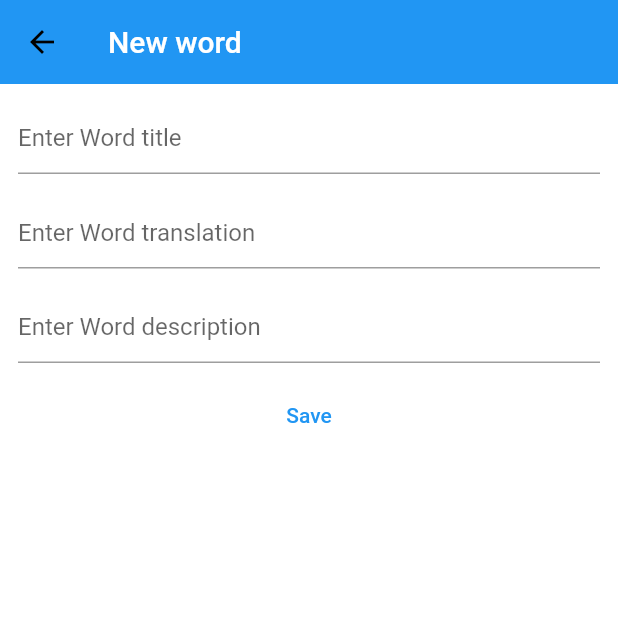
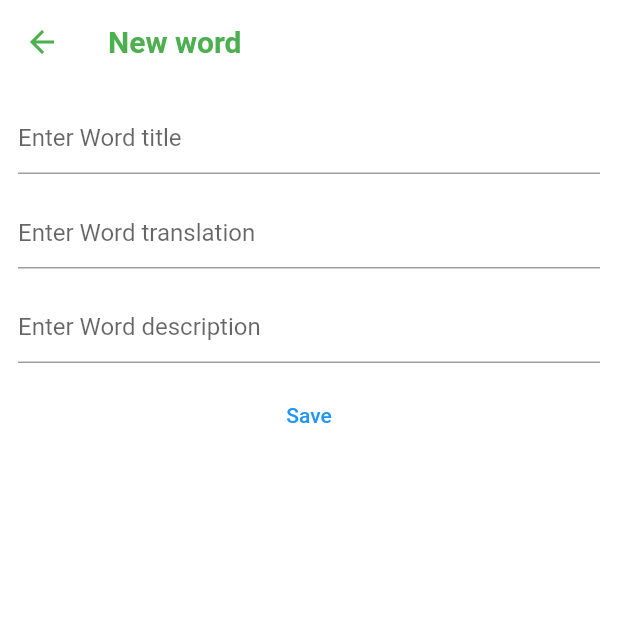
Before and after one commit to sitkat/vortaro, a Flutter app: the screen it shows after launch, after a tap on the "add" icon, on a phone screen of 412 x 824 dp, the top half of it. Run offline on Flutter 3.47's test engine with Material 2 defaults, Android fonts, the light colour scheme and no system bars; our stand-ins replace google_nav_bar, sqflite, sqflite_common_ffi; missing offline and left inert: translator; accounts and stored records are empty.

Commit message:
theme work

```diff
--- a/lib/UI/app_router/constants_router.dart
+++ b/lib/UI/app_router/constants_router.dart
@@ -1,3 +1,17 @@
-const String homeRoute = "home";
-const String aboutRoute = "createWord";
-const String settingsRoute = "settings";
+// const String mainRoute = "main";
+// const String homeRoute = "home";
+// const String createWordRoute = "createWord";
+// const String updateWordRoute = "updateWord";
+// const String detailWordRoute = "detailWord";
+// const String translatorRoute = "translator";
+// const String settingsRoute = "settings";
+
+import 'package:vortaro/model/word.dart';
+import 'package:vortaro/screens/create_word_screen.dart';
+import 'package:vortaro/screens/main_screen.dart';
+import 'package:vortaro/screens/update_word_screen.dart';
+
+final routes = {
+  '/': (context) => const MainScreen(),
+  '/create-word': (context) => const CreateWord(),
+};
--- a/lib/UI/app_theme/custom_theme.dart
+++ b/lib/UI/app_theme/custom_theme.dart
@@ -3,7 +3,13 @@ import 'package:flutter/material.dart';
 final lightTheme = ThemeData(
   scaffoldBackgroundColor: Colors.white,
   appBarTheme: const AppBarTheme(
-    iconTheme: IconThemeData(color: Colors.black),
+    backgroundColor: Colors.transparent,
+    iconTheme: IconThemeData(color: Colors.green),
     elevation: 0,
+    titleTextStyle: TextStyle(
+      color: Colors.green,
+      fontSize: 20,
+      fontWeight: FontWeight.w700
+    ),
   ),
 );
--- a/lib/data_base/data_controller.dart
+++ b/lib/data_base/data_controller.dart
@@ -1,12 +1,23 @@
 import 'dart:convert';
 import 'package:flutter/material.dart';
 import 'package:flutter/services.dart' show rootBundle;
+import 'package:vortaro/data_base/data_base_helper.dart';
+import 'package:vortaro/model/word.dart';
 
 class DataController {
+  var helper = DbHelper.instance;
   String? _edition;
   String _title = "";
   String _translation = "";
   String _description = "";
+
+  String _forNewTitle = "";
+  String _forNewPodTitle = "";
+  String _forNewTranslation = "";
+  String _forNewDescription = "";
+
+  // String firstEntry = "";
+  // String secondEntry = "";
 
   void converter() async {
     WidgetsFlutterBinding.ensureInitialized();
@@ -19,31 +30,66 @@ class DataController {
     return LineSplitter.split(data).forEach((line) {
       if (isDate(line)) {
         _edition = line.characters.take(16).string;
-        print('$_edition');
-      } else if (line.startsWith('[')) {
+      }
+      // else if (firstEntry.isNotEmpty && line.contains('_')) {
+      //
+      // }
+
+      else if (line.startsWith('[')) {
+        int firstSymbol = line.indexOf('_');
+
         int firstMatch = line.indexOf('[');
         int secondMatch = line.indexOf(']');
 
-        if (_title.contains("")) {
-          _title = line.substring(firstMatch + 1, secondMatch).trim();
-        } else {
-          _title = _title.trim() +
-              " " +
-              line.substring(firstMatch + 1, secondMatch).trim();
+        // if (_title.isEmpty) {
+        _title = line.substring(firstMatch + 1, secondMatch).trim();
+        if (_title.contains('|')) {
+          // print('$_title' + ' Проверка');
+          _forNewTitle = _title.substring(0, _title.indexOf('|'));
+          // print('$_forNewTitle' + ' Проверка без окончания');
         }
-        print('$_title');
-
-        _translation = line.substring(secondMatch + 1).trim();
-        print('$_translation');
-        // if(line.)
+        // }
+        if (line.contains('_')) {
+          _description = line.substring(
+              line.indexOf('_') + 1, line.indexOf('_', firstSymbol + 1));
+          // print('Описание: ' + '$_description');
+          // _translation = line.substring(line.indexOf('_', firstSymbol + 1));
+          // print(_translation);
+        }
+        // else {
+        //   _translation = line.substring(secondMatch + 1).trim();
+        // }
+        if (line.startsWith('~', 1)) {
+          _forNewPodTitle = _forNewTitle.trim() +
+              line.substring(line.indexOf('[') + 2, line.indexOf(']'));
+          print('Под Title: ' + _forNewPodTitle);
+          if (line.contains('_')) {
+            _forNewDescription = line.substring(
+                line.indexOf('_') + 1, line.indexOf('_', firstSymbol + 1));
+            print('Под Description: ' + '$_forNewDescription');
+            _forNewTranslation =
+                line.substring(line.indexOf('_', firstSymbol + 1));
+            print('Под Translation: ' + _forNewTranslation);
+          }
+        }
       } else if (line.isEmpty) {
+        // print('$_edition');
+        // print('$_description');
+        // print('$_title');
+        // print('$_translation');
+        print('');
         _edition = "";
         _title = "";
         _translation = "";
         _description = "";
-        print('');
+
+        // _forNewTitle = "";
+        _forNewPodTitle = "";
+        _forNewTranslation = "";
+        _forNewDescription = "";
+
+        // helper.onCreateWord(Word(edition: _edition.toString(), title: _title, translation: _translation, description: _description));
       }
-      // print('$line');
     });
   }
 
--- a/lib/main.dart
+++ b/lib/main.dart
@@ -1,10 +1,13 @@
 import 'package:flutter/material.dart';
+import 'package:vortaro/UI/app_router/constants_router.dart';
 import 'package:vortaro/UI/app_theme/custom_theme.dart';
 import 'package:vortaro/data_base/data_base_helper.dart';
 import 'package:vortaro/data_base/data_controller.dart';
 import 'package:vortaro/screens/home_screen.dart';
 import 'package:vortaro/screens/main_screen.dart';
 import 'package:vortaro/screens/translator_screen.dart';
+
+import 'UI/app_router/custom_router.dart';
 
 Future<void> main() async {
   WidgetsFlutterBinding.ensureInitialized();
@@ -22,10 +25,8 @@ class MyApp extends StatelessWidget {
     return MaterialApp(
       theme: lightTheme,
       title: 'Esperanto',
-      home: MainScreen(),
-      // home: TranslatorScreen(),
+      routes: routes,
       // onGenerateRoute: CustomRouter.generatedRoute(),
-      // initialRoute: homeRoute,
     );
   }
 }
--- a/lib/screens/home_screen.dart
+++ b/lib/screens/home_screen.dart
@@ -1,10 +1,7 @@
 import 'package:flutter/material.dart';
-import 'package:google_nav_bar/google_nav_bar.dart';
 import 'package:vortaro/data_base/data_base_helper.dart';
 import 'package:vortaro/model/word.dart';
-import 'package:vortaro/screens/create_word_screen.dart';
 import 'package:vortaro/screens/detail_word_screen.dart';
-import 'package:vortaro/screens/not_found_screen.dart';
 import 'package:vortaro/screens/update_word_screen.dart';
 
 class HomeScreen extends StatefulWidget {
@@ -64,12 +61,11 @@ class _HomeScreenState extends State<HomeScreen> {
   Widget build(BuildContext context) {
     return Scaffold(
       appBar: AppBar(
-        title: Text('Esperanto'),
+        title: const Text('Esperanto'),
         actions: <Widget>[
           IconButton(
-            icon: Icon(Icons.add),
-            onPressed: () => Navigator.of(context)
-                .push(MaterialPageRoute(builder: (context) => CreateWord())),
+            icon: const Icon(Icons.add),
+            onPressed: () => Navigator.of(context).pushNamed('/create-word'),
           )
         ],
       ),
@@ -84,12 +80,22 @@ class _HomeScreenState extends State<HomeScreen> {
                 });
               },
               decoration: InputDecoration(
-                  hintText: 'Search...',
-                  labelText: 'Search',
-                  prefixIcon: Icon(Icons.search),
-                  border: OutlineInputBorder(
-                    borderRadius: BorderRadius.all(Radius.circular(25)),
-                  )),
+                hintText: 'Search...',
+                labelText: 'Search',
+                labelStyle: const TextStyle(color: Colors.black38),
+                prefixIcon: const Icon(
+                  Icons.search,
+                  color: Colors.black38,
+                ),
+                focusedBorder: OutlineInputBorder(
+                  borderSide: const BorderSide(width: 1, color: Colors.black),
+                  borderRadius: BorderRadius.circular(25.0),
+                ),
+                enabledBorder: OutlineInputBorder(
+                  borderSide: BorderSide(width: 1, color: Colors.black38),
+                  borderRadius: BorderRadius.circular(25.0),
+                ),
+              ),
             ),
           ),
           Expanded(
@@ -98,17 +104,22 @@ class _HomeScreenState extends State<HomeScreen> {
                 itemBuilder: (context, i) {
                   Word word = Word.toFromMap(items[i]);
                   return Card(
-                    margin: EdgeInsets.all(8),
+                    color: Colors.grey.shade300,
+                    margin: const EdgeInsets.all(8),
                     child: ListTile(
-                      title: Text(word.title),
+                      title: Text(
+                        word.title,
+                        style: const TextStyle(
+                            color: Colors.black, fontWeight: FontWeight.w400),
+                      ),
                       subtitle: Text(word.translation),
                       trailing: Column(
                         children: <Widget>[
                           Expanded(
                             child: IconButton(
-                              icon: Icon(
+                              icon: const Icon(
                                 Icons.delete,
-                                color: Colors.red,
+                                color: Colors.black87,
                               ),
                               onPressed: () {
                                 setState(() {
@@ -120,7 +131,7 @@ class _HomeScreenState extends State<HomeScreen> {
                           ),
                           Expanded(
                             child: IconButton(
-                              icon: Icon(
+                              icon: const Icon(
                                 Icons.edit,
                                 color: Colors.green,
                               ),
--- a/lib/screens/main_screen.dart
+++ b/lib/screens/main_screen.dart
@@ -16,10 +16,10 @@ class _MainScreenState extends State<MainScreen> {
   int _currentIndex = 0;
 
   final tabs = [
-    HomeScreen(),
-    NotFoundScreen(),
-    TranslatorScreen(),
-    NotFoundScreen(),
+    const HomeScreen(),
+    const NotFoundScreen(),
+    const TranslatorScreen(),
+    const NotFoundScreen(),
   ];
 
   @override
@@ -27,19 +27,19 @@ class _MainScreenState extends State<MainScreen> {
     return Scaffold(
       body: tabs[_currentIndex],
       bottomNavigationBar: Container(
-        color: Colors.black,
+        color: Colors.lightGreenAccent,
         child: Padding(
           padding: const EdgeInsets.symmetric(
             horizontal: 15.0,
             vertical: 20.0,
           ),
           child: GNav(
-            backgroundColor: Colors.black,
-            color: Colors.white,
-            activeColor: Colors.white,
-            tabBackgroundColor: Colors.grey.shade800,
-            padding: EdgeInsets.all(16),
-            gap: 5,
+            backgroundColor: Colors.lightGreenAccent,
+            color: Colors.black,
+            activeColor: Colors.black,
+            tabBackgroundColor: Colors.white60,
+            padding: const EdgeInsets.all(16),
+            gap: 4,
 
             selectedIndex: _currentIndex,
             onTabChange: (index){
```
Also changed, not shown: lib/UI/app_router/custom_router.dart (+26 -14 lines).
